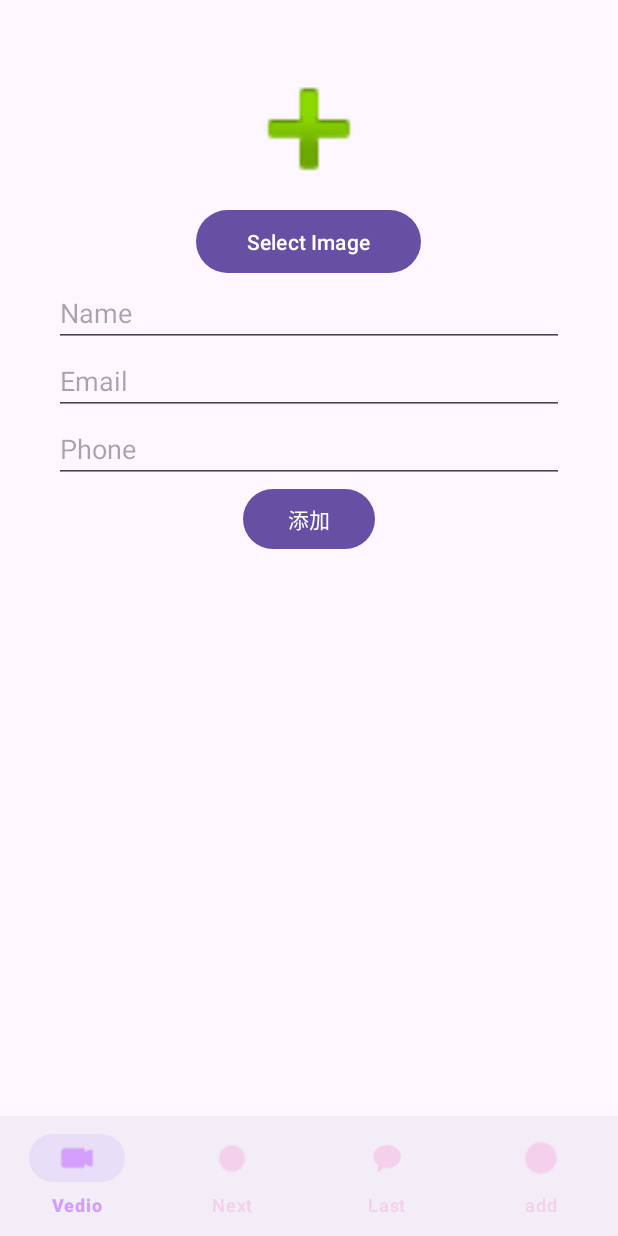
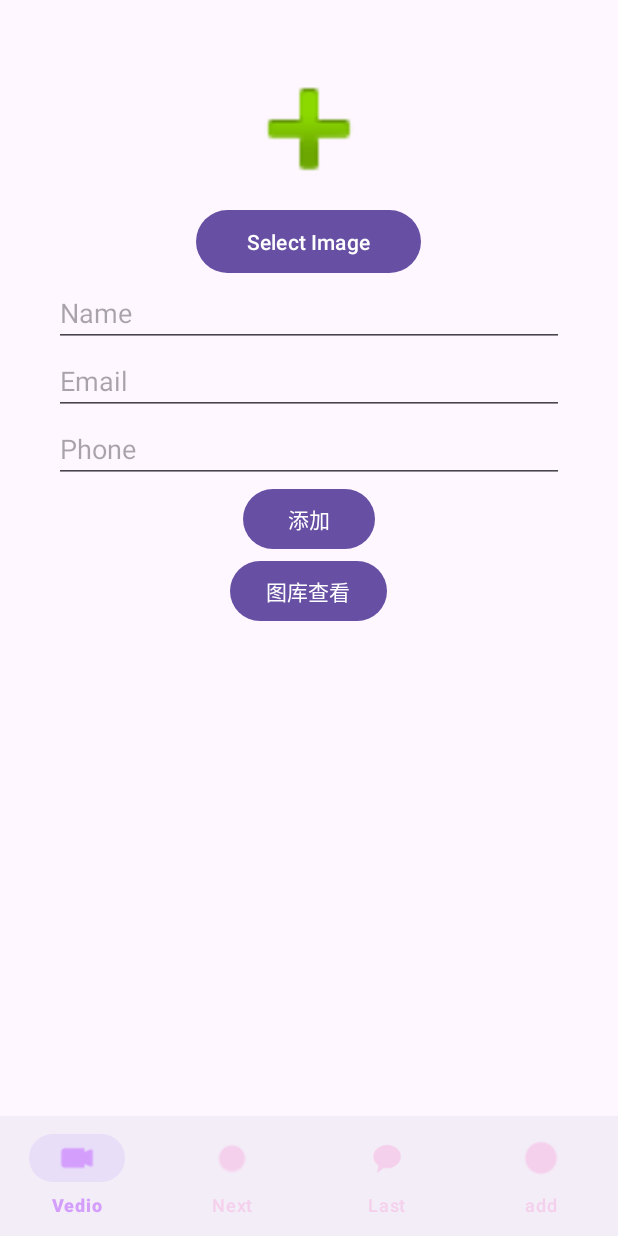
Before and after one commit to allrighthyz/learn-mvvm, an Android app: the AddFragment screen opened through its navigation route, after a tap on "添加", on a phone screen of 412 x 824 dp. Run offline under Robolectric (Android 15) with nearby library versions, the phone set to English and light mode, and no system bars; our stand-ins replace Room's generated code, data binding, navigation-ui.

Commit message:
调整add为databinding

```diff
--- a/app/src/main/java/com/transsion/mediaplayerdemo/ui/fragment/AddFragment.kt
+++ b/app/src/main/java/com/transsion/mediaplayerdemo/ui/fragment/AddFragment.kt
@@ -1,34 +1,37 @@
 package com.transsion.mediaplayerdemo.ui.fragment
 
 import android.net.Uri
-import androidx.fragment.app.viewModels
 import android.os.Bundle
 import androidx.fragment.app.Fragment
 import android.view.LayoutInflater
 import android.view.View
 import android.view.ViewGroup
 import androidx.activity.result.contract.ActivityResultContracts
+import androidx.databinding.DataBindingUtil
+import com.transsion.mediaplayerdemo.R
 import com.transsion.mediaplayerdemo.data.database.AppDatabase
 import com.transsion.mediaplayerdemo.data.repository.UserRepository
 import com.transsion.mediaplayerdemo.databinding.FragmentAddBinding
 import com.transsion.mediaplayerdemo.ui.viewModel.AddViewModel
-import com.transsion.mediaplayerdemo.ui.viewModel.UserViewModelFactory
+
 class AddFragment : Fragment() {
 
     private var _binding: FragmentAddBinding? = null
     private val binding get() = _binding!!
 
-    private var avatarUri: Uri? = null
-
-    private val viewModel: AddViewModel by viewModels {
-        UserViewModelFactory(UserRepository(AppDatabase.getDatabase(requireContext()).userDao()))
-    }
+    private lateinit var viewModel: AddViewModel
 
     override fun onCreateView(
         inflater: LayoutInflater, container: ViewGroup?,
         savedInstanceState: Bundle?
     ): View {
-        _binding = FragmentAddBinding.inflate(inflater, container, false)
+        _binding = DataBindingUtil.inflate(inflater, R.layout.fragment_add, container, false)
+        binding.lifecycleOwner = viewLifecycleOwner
+
+        val repository = UserRepository(AppDatabase.getDatabase(requireContext()).userDao())
+        viewModel = AddViewModel(repository)
+        binding.viewModel = viewModel
+
         return binding.root
     }
 
@@ -39,33 +42,22 @@ class AddFragment : Fragment() {
             ActivityResultContracts.GetContent()
         ) { uri: Uri? ->
             uri?.let {
-                avatarUri = it
+                viewModel.avatarUri = it
                 binding.avatarImageView.setImageURI(it)
             }
         }
 
-        binding.selectImageButton.setOnClickListener {
+        viewModel.selectImageEvent.observe(viewLifecycleOwner) {
             selectImageLauncher.launch("image/*")
         }
 
-        binding.addUserButton.setOnClickListener {
-            val name = binding.nameEditText.text.toString()
-            val email = binding.emailEditText.text.toString()
-            val phone = binding.phoneEditText.text.toString()
-
-            if (name.isNotEmpty() && email.isNotEmpty() && phone.isNotEmpty()) {
-                viewModel.insertUser(name, email, phone, avatarUri)
-            }
-        }
-
-        // 观察用户添加状态
         viewModel.userAdded.observe(viewLifecycleOwner) { added ->
             if (added) {
                 // 用户添加成功后清空输入框
                 binding.nameEditText.text.clear()
                 binding.emailEditText.text.clear()
                 binding.phoneEditText.text.clear()
-                avatarUri = null
+                viewModel.avatarUri = null
                 binding.avatarImageView.setImageResource(android.R.drawable.ic_input_add)
             }
         }
--- a/app/src/main/java/com/transsion/mediaplayerdemo/ui/viewModel/AddViewModel.kt
+++ b/app/src/main/java/com/transsion/mediaplayerdemo/ui/viewModel/AddViewModel.kt
@@ -8,16 +8,26 @@ import androidx.lifecycle.viewModelScope
 import com.transsion.mediaplayerdemo.data.entities.User
 import com.transsion.mediaplayerdemo.data.repository.UserRepository
 import kotlinx.coroutines.launch
+
 class AddViewModel(private val repository: UserRepository) : ViewModel() {
 
     private val _userAdded = MutableLiveData<Boolean>()
     val userAdded: LiveData<Boolean> get() = _userAdded
 
-    fun insertUser(name: String, email: String, phone: String, avatarUri: Uri?) {
+    private val _selectImageEvent = MutableLiveData<Unit>()
+    val selectImageEvent: LiveData<Unit> get() = _selectImageEvent
+
+    // LiveData to hold user input data
+    val name = MutableLiveData<String>()
+    val email = MutableLiveData<String>()
+    val phone = MutableLiveData<String>()
+    var avatarUri: Uri? = null
+
+    fun insertUser() {
         val user = User(
-            name = name,
-            email = email,
-            phone = phone,
+            name = name.value ?: "",
+            email = email.value ?: "",
+            phone = phone.value ?: "",
             avatarUri = avatarUri?.toString()
         )
         viewModelScope.launch {
@@ -25,4 +35,18 @@ class AddViewModel(private val repository: UserRepository) : ViewModel() {
             _userAdded.value = true // 通知UI用户已添加
         }
     }
+
+    fun onSelectImageClick() {
+        _selectImageEvent.value = Unit // 通知UI选择图片事件
+    }
+
+    fun onAddUserClick() {
+        // 检查输入是否有效
+        if (name.value.isNullOrEmpty() || email.value.isNullOrEmpty() || phone.value.isNullOrEmpty()) {
+            // 添加逻辑来通知UI显示错误信息
+            return
+        }
+        // 插入用户
+        insertUser()
+    }
 }
--- a/app/src/main/res/layout/fragment_add.xml
+++ b/app/src/main/res/layout/fragment_add.xml
@@ -1,17 +1,26 @@
 <?xml version="1.0" encoding="utf-8"?>
-<FrameLayout xmlns:android="http://schemas.android.com/apk/res/android"
-    xmlns:tools="http://schemas.android.com/tools"
+<layout xmlns:android="http://schemas.android.com/apk/res/android"
+    xmlns:tools="http://schemas.android.com/tools">
+
+    <data>
+        <variable
+            name="viewModel"
+            type="com.transsion.mediaplayerdemo.ui.viewModel.AddViewModel" />
+    </data>
+
+    <FrameLayout
         android:layout_width="match_parent"
         android:layout_height="match_parent"
-    android:orientation="vertical"
-    tools:context=".ui.fragment.AddFragment"
-    android:padding="16dp">
+        android:padding="16dp"
+        tools:context=".ui.fragment.AddFragment">
+
         <LinearLayout
             android:layout_width="match_parent"
             android:layout_height="match_parent"
             android:orientation="vertical"
             android:padding="20dp"
             tools:ignore="UselessParent">
+
             <ImageView
                 android:id="@+id/avatarImageView"
                 android:layout_width="100dp"
@@ -25,7 +34,8 @@
                 android:layout_width="150dp"
                 android:layout_height="50dp"
                 android:layout_gravity="center"
-            android:text="@string/select_image" />
+                android:text="@string/select_image"
+                android:onClick="@{() -> viewModel.onSelectImageClick()}" />
 
             <EditText
                 android:id="@+id/nameEditText"
@@ -33,7 +43,8 @@
                 android:layout_height="wrap_content"
                 android:autofillHints="username"
                 android:hint="@string/user_name"
-            android:inputType="textPersonName" />
+                android:inputType="textPersonName"
+                android:text="@={viewModel.name}" />
 
             <EditText
                 android:id="@+id/emailEditText"
@@ -41,7 +52,8 @@
                 android:layout_height="wrap_content"
                 android:autofillHints="email"
                 android:hint="@string/user_email"
-            android:inputType="textEmailAddress" />
+                android:inputType="textEmailAddress"
+                android:text="@={viewModel.email}" />
 
             <EditText
                 android:id="@+id/phoneEditText"
@@ -49,15 +61,26 @@
                 android:layout_height="wrap_content"
                 android:autofillHints="phone"
                 android:hint="@string/user_phone"
-            android:inputType="phone" />
+                android:inputType="phone"
+                android:text="@={viewModel.phone}" />
 
             <Button
                 android:id="@+id/addUserButton"
                 android:layout_width="wrap_content"
                 android:layout_height="wrap_content"
                 android:layout_gravity="center"
-            android:text="@string/add" />
+                android:text="@string/add"
+                android:onClick="@{() -> viewModel.onAddUserClick()}" />
+
+            <Button
+                android:id="@+id/picShowButton"
+                android:layout_width="wrap_content"
+                android:layout_height="wrap_content"
+                android:layout_gravity="center"
+                android:text="@string/pic_show" />
 
         </LinearLayout>
 
     </FrameLayout>
+
+</layout>
--- a/app/src/main/res/values/strings.xml
+++ b/app/src/main/res/values/strings.xml
@@ -17,6 +17,7 @@
     <string name="stop">Stop</string>
     <string name="right">►</string>
     <string name="left">◄</string>
+    <string name="pic_show">图库查看</string>
 
 
     <!-- Base application theme. -->
```
Lines whose indentation alone changed are shown as unchanged.
